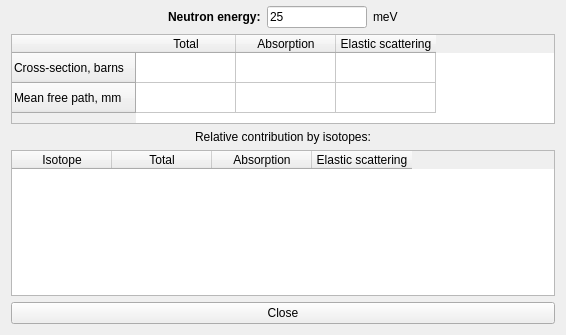
Old version of the form src/gui/aneutroninfodialog.ui in the repository andrmor/ANTS2; both pictures show x 0 to 566 and y 148 to 483 of the 566 by 483 pixel window.
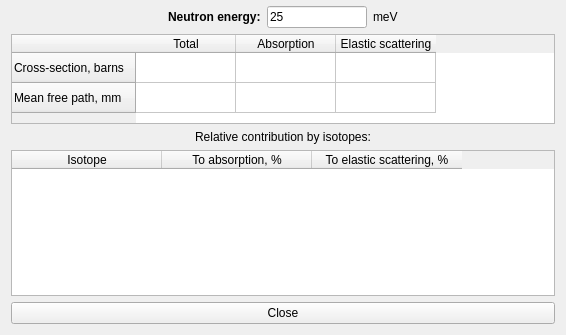
New version of the form.

Diff of the .ui file:
```diff
--- a/src/gui/aneutroninfodialog.ui
+++ b/src/gui/aneutroninfodialog.ui
@@ -340,6 +340,9 @@
    </item>
    <item>
     <widget class="QTableWidget" name="tabwIso">
+     <attribute name="horizontalHeaderDefaultSectionSize">
+      <number>150</number>
+     </attribute>
      <column>
       <property name="text">
        <string>Isotope</string>
@@ -347,17 +350,12 @@
      </column>
      <column>
       <property name="text">
-       <string>Total</string>
+       <string>To absorption, %</string>
       </property>
      </column>
      <column>
       <property name="text">
-       <string>Absorption</string>
-      </property>
-     </column>
-     <column>
-      <property name="text">
-       <string>Elastic scattering</string>
+       <string>To elastic scattering, %</string>
       </property>
      </column>
     </widget>
```
